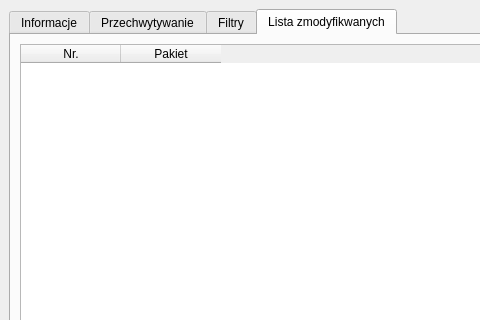
The window that evilpostman/gui/mainwindow.ui (jaroslaw-wieczorek/Modifing_Packets_On-The-Fly_In_SCAPY) describes before a commit, drawn with Qt 5; both pictures show x 0 to 480 and y 0 to 320 of the 690 by 540 pixel window.
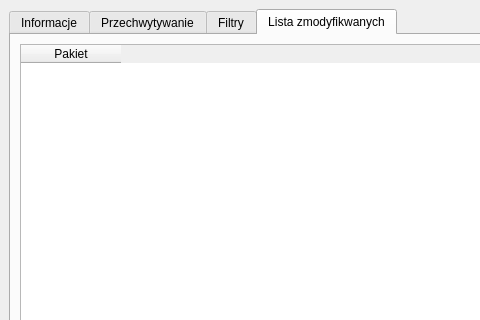
The same window after the commit.

Commit message: remove column with packet number from UI

```diff
--- a/evilpostman/gui/mainwindow.ui
+++ b/evilpostman/gui/mainwindow.ui
@@ -226,11 +226,6 @@
         </item>
         <item row="0" column="0" colspan="3">
          <widget class="QTableWidget" name="mod_list_packets">
-          <column>
-           <property name="text">
-            <string>Nr.</string>
-           </property>
-          </column>
           <column>
            <property name="text">
             <string>Pakiet</string>
```
Left out of the diff: 10 changed lines with no effect on the pictures. The commit also changes 4 other files.
